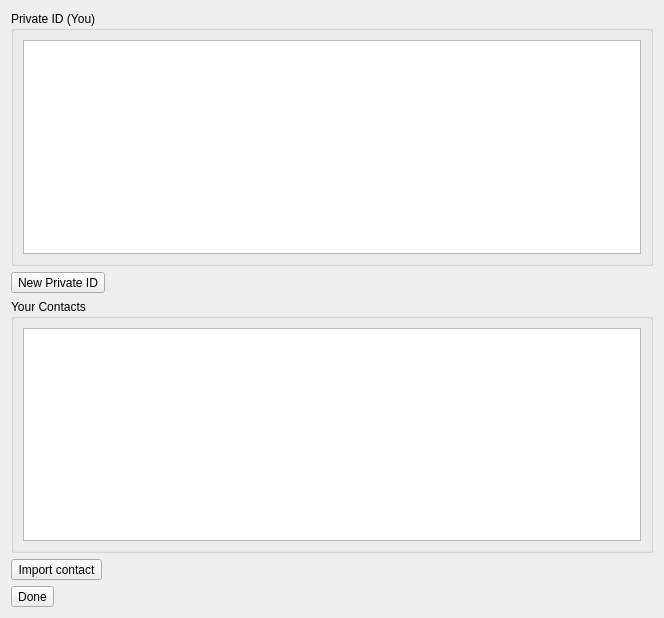
Qt form keylisteditor.ui (localoptimum/warp2) before a commit.
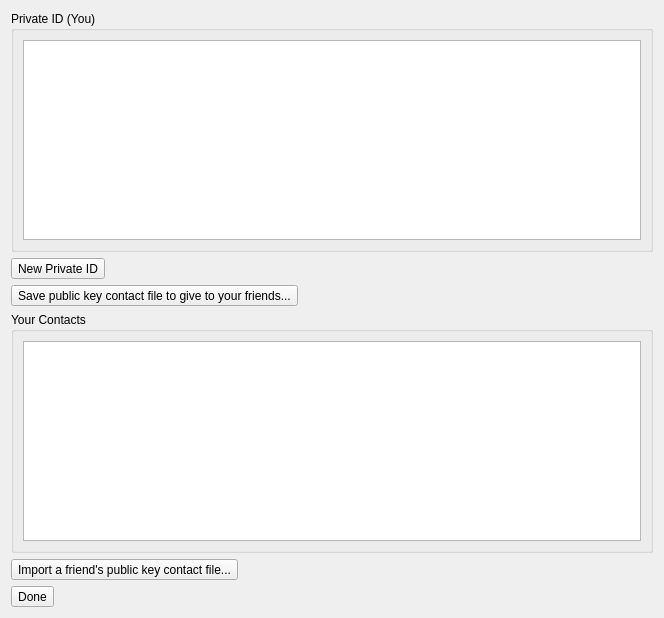
The same form after that commit.

Commit message: Set up the file dialogs for key import and exports, renamed buttons to sensible names.

The edit to the form file:
```diff
--- a/keylisteditor.ui
+++ b/keylisteditor.ui
@@ -54,6 +54,13 @@
      </property>
     </widget>
    </item>
+   <item>
+    <widget class="QToolButton" name="exportPublicKeyButton">
+     <property name="text">
+      <string>Save public key contact file to give to your friends...</string>
+     </property>
+    </widget>
+   </item>
    <item>
     <widget class="QGroupBox" name="groupBox_2">
      <property name="sizePolicy">
@@ -87,7 +94,7 @@
    <item>
     <widget class="QToolButton" name="toolButton_2">
      <property name="text">
-      <string>Import contact</string>
+      <string>Import a friend's public key contact file...</string>
      </property>
     </widget>
    </item>
```
Left out of the diff: 12 changed lines with no effect on the pictures. The commit also changes 4 other files.
